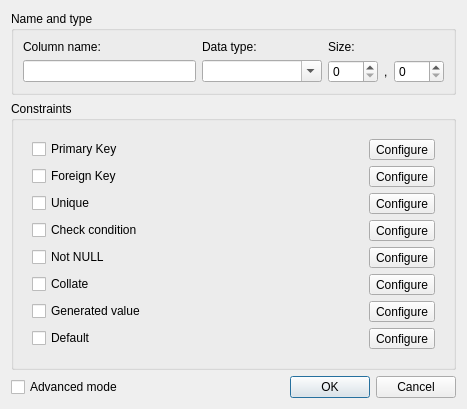
Before: the Qt Designer form SQLiteStudio3/guiSQLiteStudio/dialogs/columndialog.ui in pawelsalawa/sqlitestudio, drawn with Qt 5.
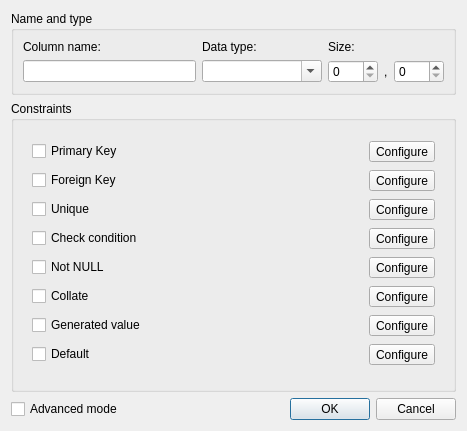
After: the same form once the commit is applied. Custom widgets are drawn as their Qt base class.

```diff
--- a/SQLiteStudio3/guiSQLiteStudio/dialogs/columndialog.ui
+++ b/SQLiteStudio3/guiSQLiteStudio/dialogs/columndialog.ui
@@ -7,7 +7,7 @@
     <x>0</x>
     <y>0</y>
     <width>467</width>
-    <height>393</height>
+    <height>431</height>
    </rect>
   </property>
   <property name="windowTitle">
```
Left out of the diff: 2 changed lines with no effect on the pictures.
